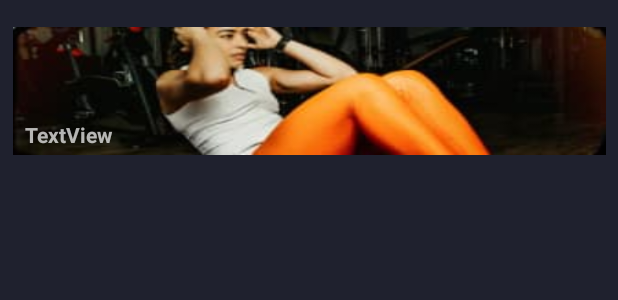
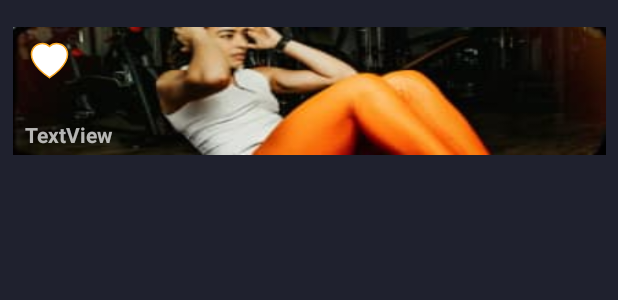
Before and after one commit to ZafkielEdt/ISPC-Mobile, an Android app: the layout exerciselist_item.xml on its own in the app's theme, with its tools: preview values and no code run, on a phone screen of 412 x 824 dp. Shown: the top 300 px of the screen. Run offline under Robolectric (Android 15) with nearby library versions, the phone set to English and light mode, and no system bars.

Commit message:
Update(exerciselist_item.xml): Add heart icon

```diff
--- /dev/null
+++ b/app/src/main/res/drawable/heart.xml
@@ -0,0 +1,12 @@
+<vector xmlns:android="http://schemas.android.com/apk/res/android"
+    android:width="26dp"
+    android:height="25dp"
+    android:viewportWidth="26"
+    android:viewportHeight="25">
+  <path
+      android:strokeWidth="1"
+      android:pathData="M13,2.971C19.657,-3.872 36.301,8.103 13,23.5C-10.301,8.103 6.342,-3.872 13,2.971Z"
+      android:fillColor="#ffffff"
+      android:fillType="evenOdd"
+      android:strokeColor="#F9A826"/>
+</vector>
--- a/app/src/main/res/layout/exerciselist_item.xml
+++ b/app/src/main/res/layout/exerciselist_item.xml
@@ -3,7 +3,8 @@
     xmlns:app="http://schemas.android.com/apk/res-auto"
     xmlns:tools="http://schemas.android.com/tools"
     android:layout_width="match_parent"
-    android:layout_height="wrap_content">
+    android:layout_height="wrap_content"
+    android:onClick="getDescription">
 
     <TextView
         android:id="@+id/exerciseItem"
@@ -12,7 +13,7 @@
         android:layout_marginTop="18dp"
         android:background="@drawable/abs"
         android:gravity="bottom"
-        android:onClick="goToExercises"
+        android:onClick="goToDescription"
         android:paddingStart="8dp"
         android:paddingBottom="4dp"
         android:text="TextView"
@@ -24,4 +25,18 @@
         app:layout_constraintTop_toTopOf="parent"
         app:layout_constraintVertical_bias="0.025" />
 
+    <ImageButton
+        android:id="@+id/imageButton3"
+        android:layout_width="wrap_content"
+        android:layout_height="wrap_content"
+        android:backgroundTint="@color/transparent"
+        android:contentDescription="favoriteBtn"
+        android:src="@drawable/heart"
+        app:layout_constraintBottom_toBottomOf="@+id/exerciseItem"
+        app:layout_constraintEnd_toEndOf="@+id/exerciseItem"
+        app:layout_constraintHorizontal_bias="0.022"
+        app:layout_constraintStart_toStartOf="parent"
+        app:layout_constraintTop_toTopOf="@+id/exerciseItem"
+        app:layout_constraintVertical_bias="0.0" />
+
 </androidx.constraintlayout.widget.ConstraintLayout>
```
